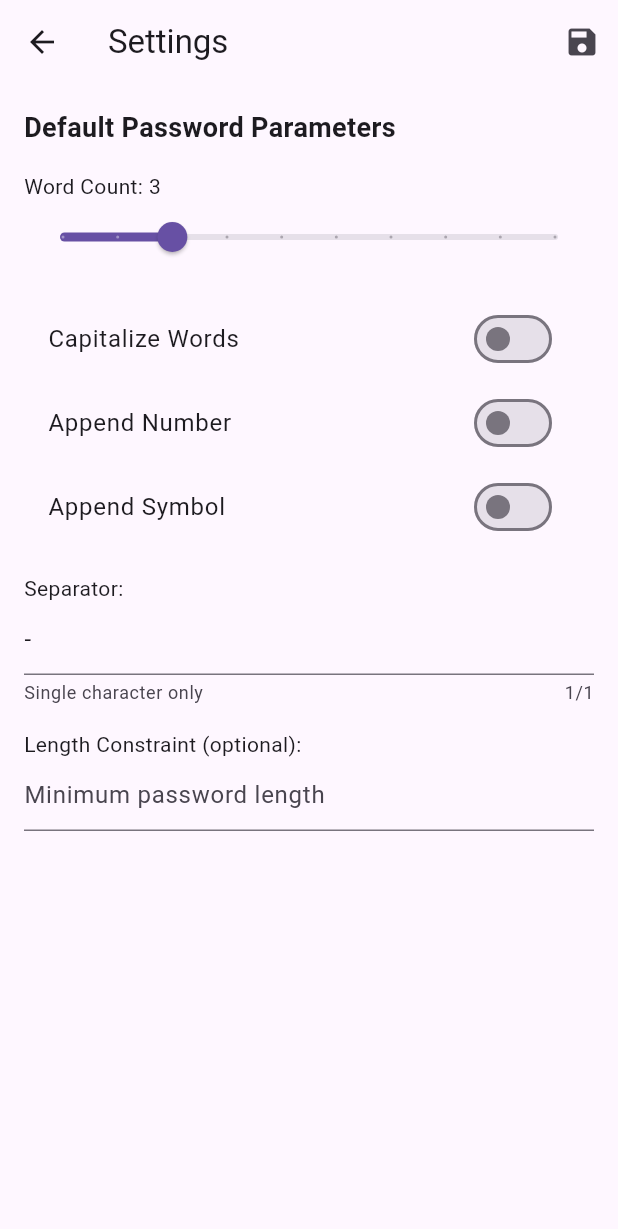
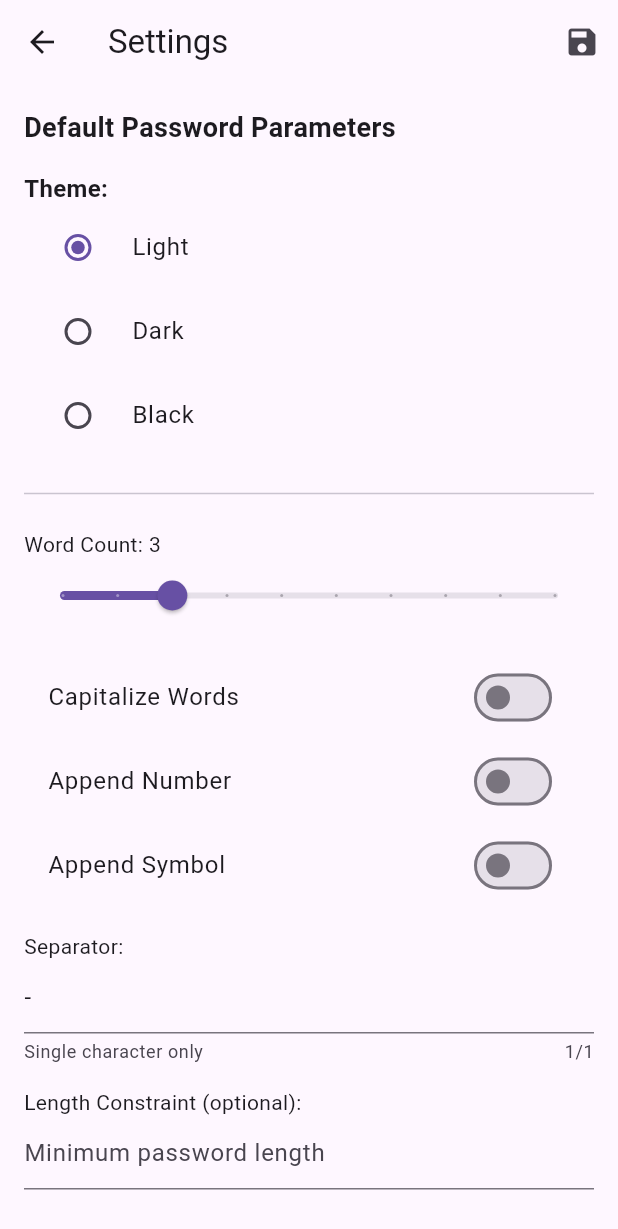
Before and after one commit to lunchboxer/passgen-flutter, a Flutter app: the screen it shows after launch, after a tap on "Copy to Clipboard", after a tap on "Capitalize Words", after a tap on "Settings", on a phone screen of 412 x 824 dp. Shown: the top 1229 px of the screen. Run offline on Flutter 3.47's test engine with Material 3 defaults, Android fonts, the light colour scheme and no system bars; our stand-ins replace shared_preferences; statements that could not run were skipped; project files that could hold a hidden picture were left out.

Commit message:
Add theme selection controls to SettingsScreen with radio buttons for light, dark, and black themes

```diff
--- a/lib/main.dart
+++ b/lib/main.dart
@@ -67,12 +67,21 @@ class _MyAppState extends State<MyApp> {
       );
     }
 
-    return ChangeNotifierProvider(
+    return MultiProvider(
+      providers: [
+        ChangeNotifierProvider(
           create: (context) => PasswordGeneratorModel()..initialize(),
-      child: MaterialApp(
+        ),
+        Provider<ThemeManager>.value(value: _themeManager),
+      ],
+      child: Consumer<ThemeManager>(
+        builder: (context, themeManager, child) {
+          return MaterialApp(
             title: 'Passgen',
-        theme: _themeManager.getThemeData(),
-        home: MainScreen(themeManager: _themeManager),
+            theme: themeManager.getThemeData(),
+            home: MainScreen(),
+          );
+        },
       ),
     );
   }
@@ -85,10 +94,8 @@ class _MyAppState extends State<MyApp> {
 /// - Parameter controls
 /// - Action buttons (regenerate, settings)
 class MainScreen extends StatelessWidget {
-  final ThemeManager? themeManager;
-
   /// Creates a MainScreen widget.
-  const MainScreen({super.key, this.themeManager});
+  const MainScreen({super.key});
 
   @override
   Widget build(BuildContext context) {
@@ -107,7 +114,6 @@ class MainScreen extends StatelessWidget {
             title: const Text('Passgen'),
             backgroundColor: Theme.of(context).colorScheme.inversePrimary,
             actions: [
-              if (themeManager != null)
               IconButton(
                 icon: Icon(Icons.brightness_6),
                 onPressed: () => _showThemeSelection(context),
@@ -205,10 +211,13 @@ class MainScreen extends StatelessWidget {
   ///
   /// Passes the current parameters and a callback to save new parameters.
   void _navigateToSettings(BuildContext context, PasswordGeneratorModel model) {
+    final themeManager = Provider.of<ThemeManager>(context, listen: false);
+
     Navigator.of(context).push(
       MaterialPageRoute(
         builder: (context) => SettingsScreen(
           currentParams: model.currentParams,
+          themeManager: themeManager,
           onSave: (newParams) {
             model
               ..updateParams(newParams)
@@ -221,9 +230,8 @@ class MainScreen extends StatelessWidget {
 
   /// Shows a dialog for theme selection
   void _showThemeSelection(BuildContext context) {
-    if (themeManager == null) return;
-
-    final currentTheme = themeManager!.getCurrentTheme();
+    final themeManager = Provider.of<ThemeManager>(context, listen: false);
+    final currentTheme = themeManager.getCurrentTheme();
 
     showModalBottomSheet(
       context: context,
@@ -238,7 +246,7 @@ class MainScreen extends StatelessWidget {
                     ? Icon(Icons.check, color: Theme.of(context).colorScheme.primary)
                     : null,
                 onTap: () {
-                  themeManager!.setTheme(AppTheme.light);
+                  themeManager.setTheme(AppTheme.light);
                   Navigator.pop(context);
                 },
               ),
@@ -248,7 +256,7 @@ class MainScreen extends StatelessWidget {
                     ? Icon(Icons.check, color: Theme.of(context).colorScheme.primary)
                     : null,
                 onTap: () {
-                  themeManager!.setTheme(AppTheme.dark);
+                  themeManager.setTheme(AppTheme.dark);
                   Navigator.pop(context);
                 },
               ),
@@ -258,7 +266,7 @@ class MainScreen extends StatelessWidget {
                     ? Icon(Icons.check, color: Theme.of(context).colorScheme.primary)
                     : null,
                 onTap: () {
-                  themeManager!.setTheme(AppTheme.black);
+                  themeManager.setTheme(AppTheme.black);
                   Navigator.pop(context);
                 },
               ),
--- a/lib/ui/settings_screen.dart
+++ b/lib/ui/settings_screen.dart
@@ -1,16 +1,21 @@
 import 'package:flutter/material.dart';
+import 'package:provider/provider.dart';
 
+import '../../core/theme_manager.dart';
+import '../../models/app_theme.dart';
 import '../../models/password_params.dart';
 
 class SettingsScreen extends StatefulWidget {
   /// Creates a SettingsScreen widget.
   const SettingsScreen({
     required this.currentParams,
+    required this.themeManager,
     required this.onSave,
     super.key,
   });
 
   final PasswordParams currentParams;
+  final ThemeManager themeManager;
   final ValueChanged<PasswordParams> onSave;
 
   @override
@@ -19,6 +24,7 @@ class SettingsScreen extends StatefulWidget {
 
 class _SettingsScreenState extends State<SettingsScreen> {
   late PasswordParams _params;
+  late AppTheme _selectedTheme;
   late TextEditingController _separatorController;
   late TextEditingController _lengthConstraintController;
   String? _validationError;
@@ -27,6 +33,7 @@ class _SettingsScreenState extends State<SettingsScreen> {
   void initState() {
     super.initState();
     _params = widget.currentParams;
+    _selectedTheme = widget.themeManager.getCurrentTheme();
     _separatorController = TextEditingController(text: _params.separator);
     _lengthConstraintController = TextEditingController(
       text: _params.lengthConstraint?.toString() ?? '',
@@ -44,6 +51,7 @@ class _SettingsScreenState extends State<SettingsScreen> {
     // Validate parameters before saving
     if (_params.validate()) {
       widget.onSave(_params);
+      widget.themeManager.setTheme(_selectedTheme);
       Navigator.of(context).pop();
     } else {
       // Show validation error
@@ -67,7 +75,7 @@ class _SettingsScreenState extends State<SettingsScreen> {
           IconButton(
             icon: const Icon(Icons.save),
             onPressed: _saveSettings,
-            tooltip: 'Save', // Remove redundant argument
+            tooltip: 'Save',
           ),
         ],
       ),
@@ -102,6 +110,50 @@ class _SettingsScreenState extends State<SettingsScreen> {
                   ],
                 ),
               ),
+            const SizedBox(height: 16),
+            // Theme Selection
+            const Text(
+              'Theme:',
+              style: TextStyle(fontSize: 16, fontWeight: FontWeight.bold),
+            ),
+            RadioListTile<AppTheme>(
+              title: const Text('Light'),
+              value: AppTheme.light,
+              groupValue: _selectedTheme,
+              onChanged: (value) {
+                if (value != null) {
+                  setState(() {
+                    _selectedTheme = value;
+                  });
+                }
+              },
+            ),
+            RadioListTile<AppTheme>(
+              title: const Text('Dark'),
+              value: AppTheme.dark,
+              groupValue: _selectedTheme,
+              onChanged: (value) {
+                if (value != null) {
+                  setState(() {
+                    _selectedTheme = value;
+                  });
+                }
+              },
+            ),
+            RadioListTile<AppTheme>(
+              title: const Text('Black'),
+              value: AppTheme.black,
+              groupValue: _selectedTheme,
+              onChanged: (value) {
+                if (value != null) {
+                  setState(() {
+                    _selectedTheme = value;
+                  });
+                }
+              },
+            ),
+            const SizedBox(height: 16),
+            const Divider(),
             const SizedBox(height: 16),
             // Word Count Slider
             Row(
```
Also changed, not shown: 1 other file. Lines whose indentation alone changed are shown as unchanged.
